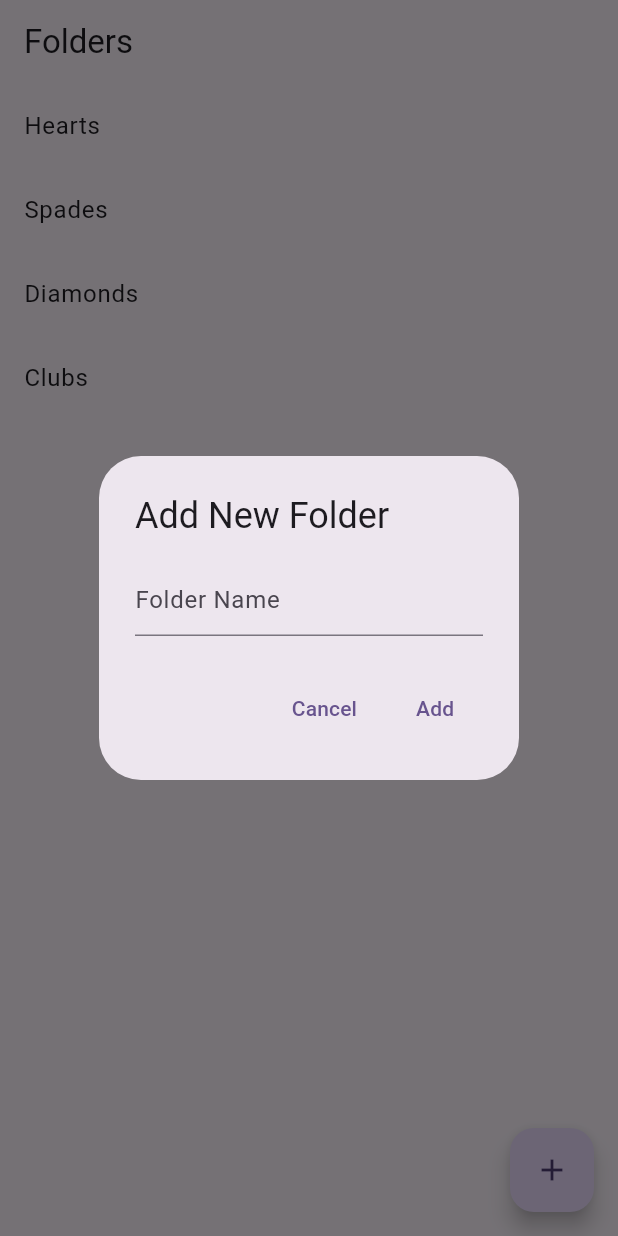
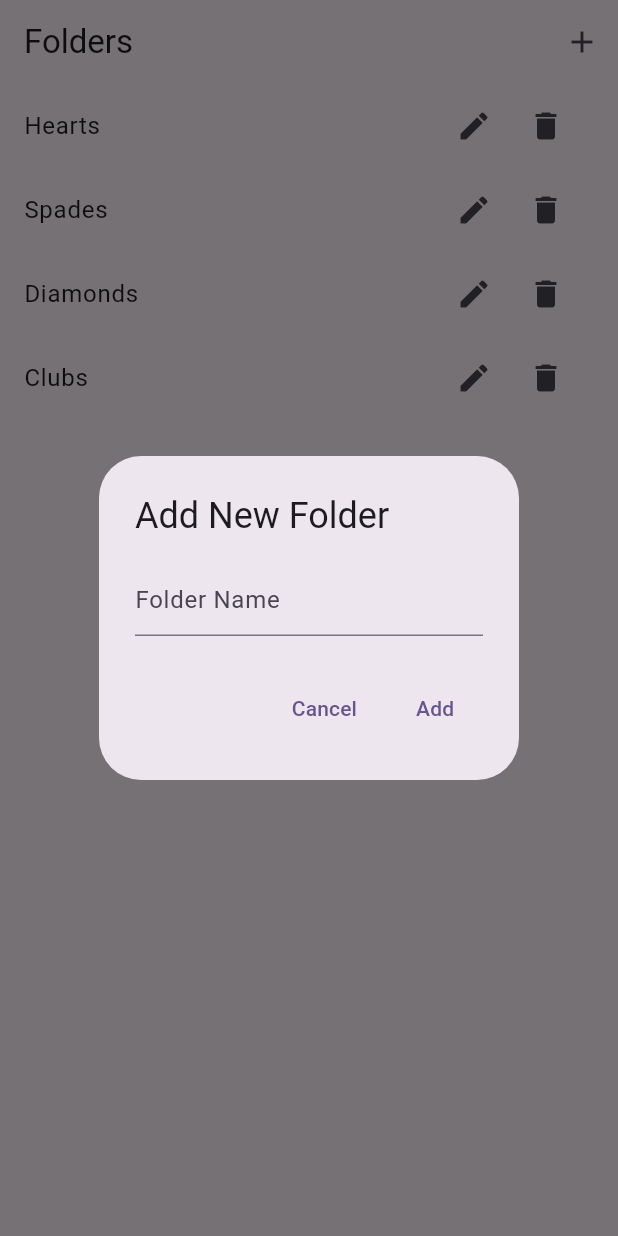
Before and after one commit to navedn/card_organizer_app, a Flutter app: the screen it shows after launch, after a tap on the "add" icon, on a phone screen of 412 x 824 dp. Run offline on Flutter 3.47's test engine with Material 3 defaults, Android fonts, the phone set to English and light mode, and no system bars; our stand-ins replace sqflite; accounts and stored records are empty.

Commit message:
Improved folder CRUD functionality

```diff
--- a/lib/FolderScreen.dart
+++ b/lib/FolderScreen.dart
@@ -20,6 +20,7 @@ class _FoldersScreenState extends State<FoldersScreen> {
     _loadFolders();
   }
 
+  // Function to load all folders from the database
   void _loadFolders() {
     _foldersFuture = widget.dbHelper.getFolders();
   }
@@ -62,7 +63,7 @@ class _FoldersScreenState extends State<FoldersScreen> {
     );
   }
 
-  // Function to update a folder
+  // Function to update a folder's name
   Future<void> _updateFolder(int folderId, String currentName) async {
     TextEditingController folderNameController =
         TextEditingController(text: currentName);
@@ -87,10 +88,8 @@ class _FoldersScreenState extends State<FoldersScreen> {
               child: Text('Update'),
               onPressed: () async {
                 if (folderNameController.text.isNotEmpty) {
-                  await widget.dbHelper.updateFolder(
-                    folderId,
-                    folderNameController.text,
-                  );
+                  await widget.dbHelper
+                      .updateFolder(folderId, folderNameController.text);
                   setState(() {
                     _loadFolders();
                   });
@@ -106,17 +105,46 @@ class _FoldersScreenState extends State<FoldersScreen> {
 
   // Function to delete a folder
   Future<void> _deleteFolder(int folderId) async {
+    await showDialog(
+      context: context,
+      builder: (BuildContext context) {
+        return AlertDialog(
+          title: Text('Delete Folder'),
+          content: Text('Are you sure you want to delete this folder?'),
+          actions: [
+            TextButton(
+              child: Text('Cancel'),
+              onPressed: () {
+                Navigator.of(context).pop();
+              },
+            ),
+            TextButton(
+              child: Text('Delete'),
+              onPressed: () async {
                 await widget.dbHelper.deleteFolder(folderId);
                 setState(() {
                   _loadFolders();
                 });
+                Navigator.of(context).pop();
+              },
+            ),
+          ],
+        );
+      },
+    );
   }
 
   @override
   Widget build(BuildContext context) {
     return Scaffold(
       appBar: AppBar(
-        title: Text("Folders"),
+        title: Text('Folders'),
+        actions: [
+          IconButton(
+            icon: Icon(Icons.add),
+            onPressed: _addFolder,
+          ),
+        ],
       ),
       body: FutureBuilder<List<Map<String, dynamic>>>(
         future: _foldersFuture,
@@ -132,46 +160,46 @@ class _FoldersScreenState extends State<FoldersScreen> {
             return ListView.builder(
               itemCount: folders.length,
               itemBuilder: (context, index) {
-                return Dismissible(
-                  key: Key(folders[index][DatabaseHelper.folderId].toString()),
-                  background: Container(
-                      color: Colors.red,
-                      child: Icon(Icons.delete, color: Colors.white)),
-                  onDismissed: (direction) {
-                    _deleteFolder(folders[index][DatabaseHelper.folderId]);
-                  },
-                  child: ListTile(
-                    title: Text(folders[index][DatabaseHelper.folderName]),
+                var folder = folders[index];
+                return ListTile(
+                  title: Text(folder[DatabaseHelper.folderName]),
+                  trailing: Row(
+                    mainAxisSize: MainAxisSize.min,
+                    children: [
+                      IconButton(
+                        icon: Icon(Icons.edit),
+                        onPressed: () => _updateFolder(
+                          folder[DatabaseHelper.folderId],
+                          folder[DatabaseHelper.folderName],
+                        ),
+                      ),
+                      IconButton(
+                        icon: Icon(Icons.delete),
+                        onPressed: () => _deleteFolder(
+                          folder[DatabaseHelper.folderId],
+                        ),
+                      ),
+                    ],
+                  ),
                   onTap: () {
-                      // Navigate to CardsScreen
+                    // Navigate to CardsScreen with the folderID and folderName
                     Navigator.push(
                       context,
                       MaterialPageRoute(
                         builder: (context) => CardsScreen(
-                            folderID: folders[index][DatabaseHelper.folderId],
-                            folderName: folders[index]
-                                [DatabaseHelper.folderName],
+                          folderID: folder[DatabaseHelper.folderId],
+                          folderName: folder[DatabaseHelper.folderName],
                           dbHelper: widget.dbHelper,
                         ),
                       ),
                     );
                   },
-                    onLongPress: () {
-                      // Open the update dialog
-                      _updateFolder(folders[index][DatabaseHelper.folderId],
-                          folders[index][DatabaseHelper.folderName]);
-                    },
-                  ),
                 );
               },
             );
           }
         },
       ),
-      floatingActionButton: FloatingActionButton(
-        onPressed: _addFolder,
-        child: Icon(Icons.add),
-      ),
     );
   }
 }
```
Lines whose indentation alone changed are shown as unchanged.
